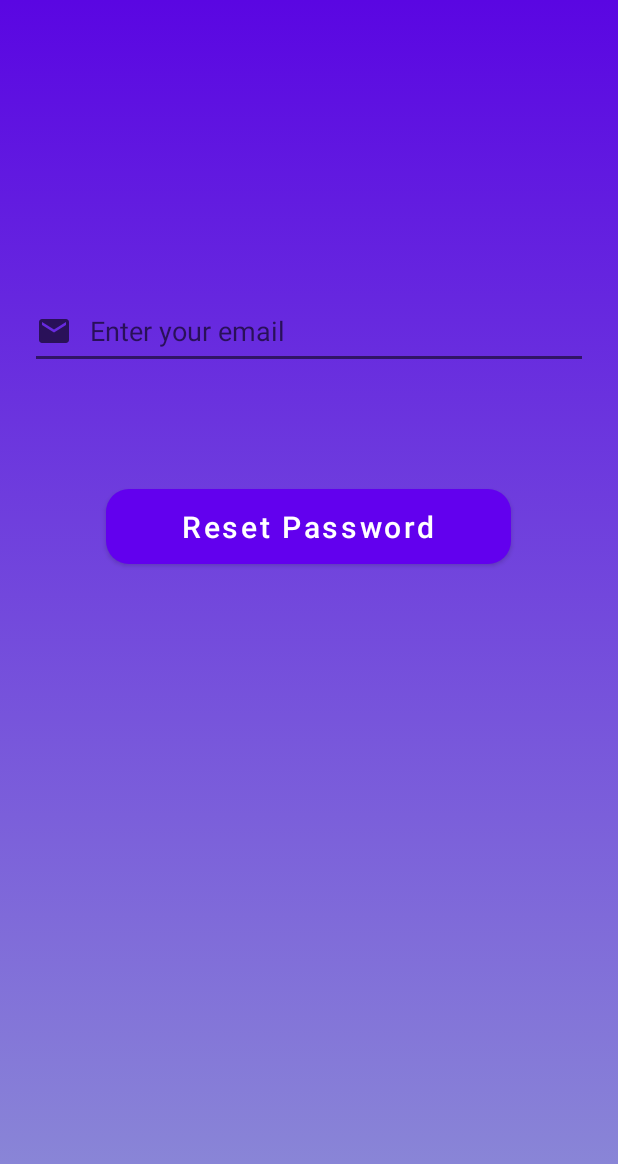
After one commit to VanciaG/FitApp, an Android app: the ForgotPassword screen opened directly, with no data from a screen before it, on a phone screen of 412 x 824 dp. The commit adds this screen. Shown: the top 1164 px of the screen. Run offline under Robolectric (Android 15) with nearby library versions, the phone set to English and light mode, and no system bars; our stand-ins replace Firebase (no records; nobody signed in at launch, a user with empty details on screens opened directly).

Commit message:
added forgot password

```diff
--- /dev/null
+++ b/app/src/main/java/com/example/fitapp/ForgotPassword.java
@@ -0,0 +1,91 @@
+package com.example.fitapp;
+
+import androidx.annotation.NonNull;
+import androidx.appcompat.app.AppCompatActivity;
+
+import android.content.Intent;
+import android.graphics.Color;
+import android.os.Bundle;
+import android.text.TextUtils;
+import android.util.Patterns;
+import android.view.View;
+import android.view.WindowManager;
+import android.widget.Button;
+import android.widget.EditText;
+import android.widget.Toast;
+
+import com.google.android.gms.tasks.OnCompleteListener;
+import com.google.android.gms.tasks.Task;
+import com.google.firebase.auth.FirebaseAuth;
+
+public class ForgotPassword extends AppCompatActivity {
+    private EditText mEmail;
+    private Button resetPassword;
+    private FirebaseAuth mAuth;
+
+    @Override
+    protected void onCreate(Bundle savedInstanceState) {
+        super.onCreate(savedInstanceState);
+
+        requestWindowFeature(1);
+        getWindow().setFlags(WindowManager.LayoutParams.FLAG_LAYOUT_NO_LIMITS,
+                WindowManager.LayoutParams.FLAG_LAYOUT_NO_LIMITS);
+
+        getWindow().setStatusBarColor(Color.TRANSPARENT);
+
+        setContentView(R.layout.activity_forgot_password);
+
+        mEmail = findViewById(R.id.resetpass_email);
+        resetPassword = findViewById(R.id.resetpass_btn);
+
+        mAuth=FirebaseAuth.getInstance();
+
+        resetPassword.setOnClickListener(new View.OnClickListener() {
+            @Override
+            public void onClick(View view) {
+                resetPassword();
+
+            }
+        });
+
+
+    }
+
+
+
+    public void resetPassword(){
+        String email = mEmail.getText().toString().trim();
+
+        if(!TextUtils.isEmpty(email)){
+            if(!Patterns.EMAIL_ADDRESS.matcher(email).matches()){
+                mEmail.setError("Please provide valid email");
+                mEmail.requestFocus();
+                return;
+            }
+
+        } else{
+            mEmail.setError("Email is required");
+            mEmail.requestFocus();
+            return;
+        }
+
+        mAuth.sendPasswordResetEmail(email).addOnCompleteListener(new OnCompleteListener<Void>() {
+            @Override
+            public void onComplete(@NonNull Task<Void> task) {
+                if(task.isSuccessful()){
+                    Toast.makeText(ForgotPassword.this, "Check your email to reset your password", Toast.LENGTH_LONG).show();
+
+                }else{
+                    Toast.makeText(ForgotPassword.this, "Try again! Something went wrong!", Toast.LENGTH_LONG).show();
+                }
+
+                Intent intent = new Intent(ForgotPassword.this, LogIn.class);
+                startActivity(intent);
+                finish();
+            }
+        });
+
+    }
+
+
+}
--- /dev/null
+++ b/app/src/main/res/layout/activity_forgot_password.xml
@@ -0,0 +1,38 @@
+<?xml version="1.0" encoding="utf-8"?>
+<LinearLayout xmlns:android="http://schemas.android.com/apk/res/android"
+    xmlns:app="http://schemas.android.com/apk/res-auto"
+    xmlns:tools="http://schemas.android.com/tools"
+    android:layout_width="match_parent"
+    android:layout_height="match_parent"
+    android:background="@drawable/gradient_background"
+    android:orientation="vertical"
+    android:gravity="center_horizontal"
+    android:padding="20dp"
+    tools:context=".ForgotPassword">
+
+    <EditText
+        android:id="@+id/resetpass_email"
+        android:layout_width="match_parent"
+        android:layout_height="50dp"
+        android:layout_marginTop="176dp"
+        android:drawableStart="@drawable/ic_email"
+        android:drawablePadding="12dp"
+        android:hint="@string/enterEmail"
+        android:inputType="textEmailAddress"
+        />
+
+    <Button
+        android:id="@+id/resetpass_btn"
+        android:layout_width="270dp"
+        android:layout_height="50dp"
+        android:layout_marginTop="80dp"
+        android:text="@string/resetPass"
+        android:background="@drawable/btn_login"
+        android:layout_gravity="center_horizontal"
+        android:textSize="20sp"
+        android:textColor="@color/white"
+        android:textAllCaps="false"/>
+
+
+
+</LinearLayout>
--- a/app/src/main/res/layout/activity_log_in.xml
+++ b/app/src/main/res/layout/activity_log_in.xml
@@ -34,6 +34,7 @@
         />
 
     <TextView
+        android:id="@+id/resetPass"
         android:layout_width="wrap_content"
         android:layout_height="wrap_content"
         android:layout_marginTop="20dp"
--- a/app/src/main/res/values/strings.xml
+++ b/app/src/main/res/values/strings.xml
@@ -17,6 +17,8 @@
     <string name="user_name">User name</string>
     <string name="confirm_pass">Confirm password</string>
     <string name="account">I have an account alredy.</string>
+    <string name="enterEmail">Enter your email</string>
+    <string name="resetPass">Reset Password</string>
 
 
 </resources>
```
Also changed, not shown: app/src/main/AndroidManifest.xml (+8 -5 lines), app/src/main/java/com/example/fitapp/LogIn.java (+11 -1 lines).
